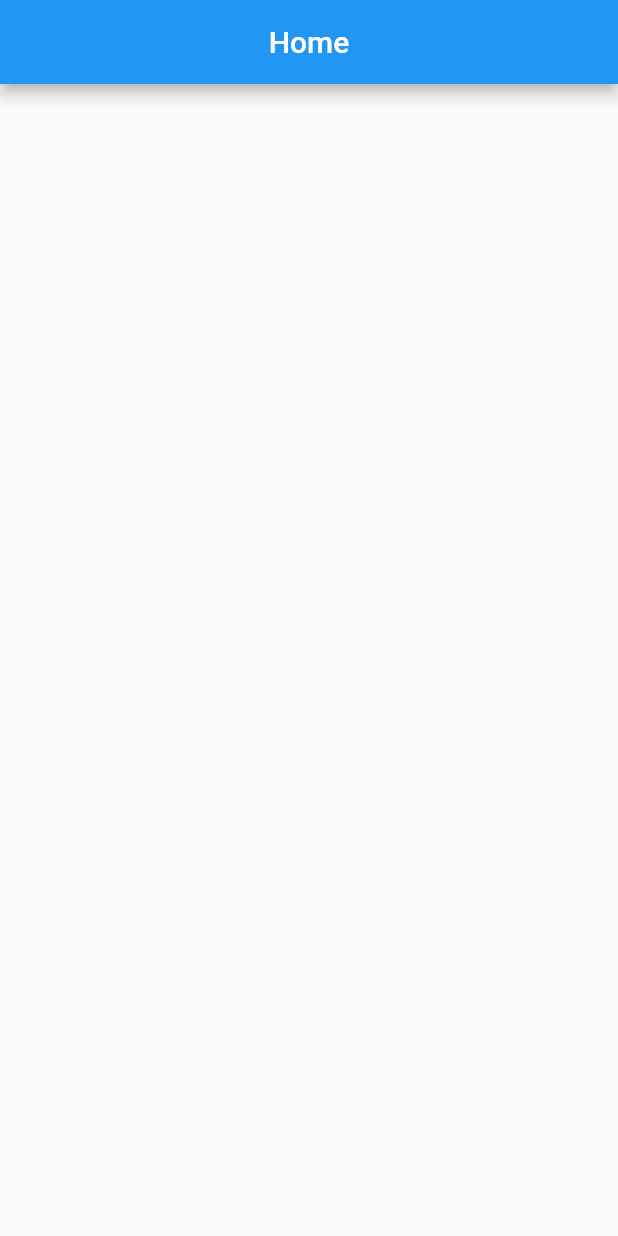
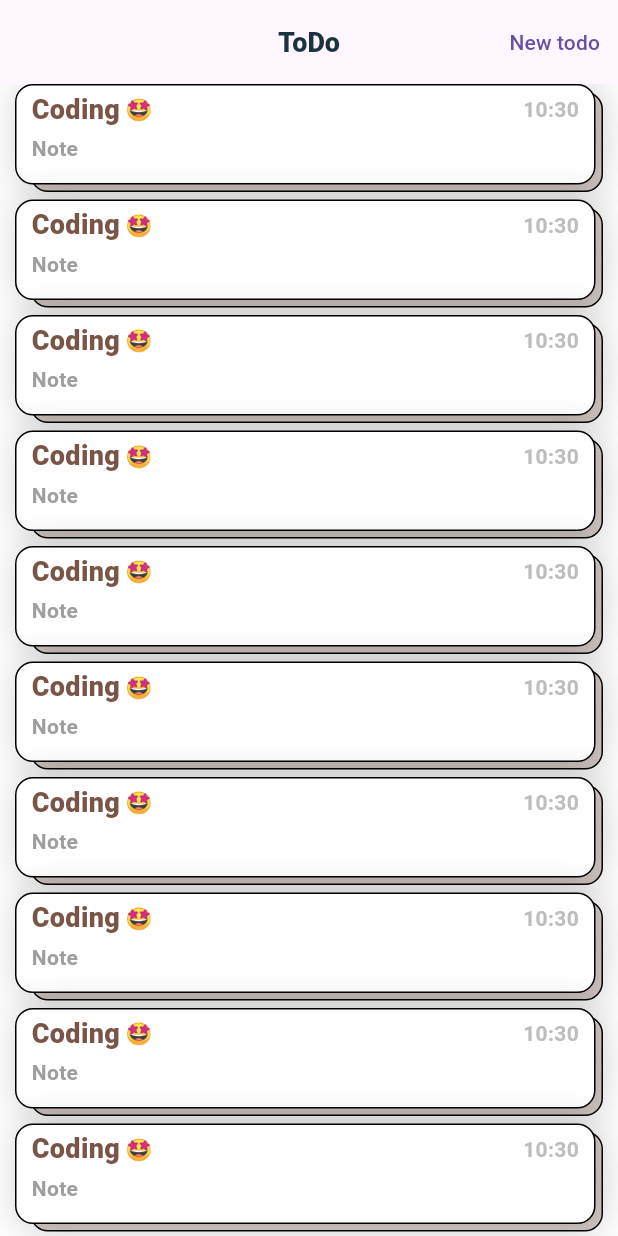
Before and after one commit to Samir-Sattarov/ToDo-List-Flutter, a Flutter app: the screen it shows after launch, on a phone screen of 412 x 824 dp. Run offline on Flutter 3.47's test engine with Material 2 defaults, Android fonts, the phone set to English and light mode, and no system bars; our stand-ins replace google_fonts.

Commit message:
Добавил Home Screen

```diff
--- /dev/null
+++ b/lib/data/entity/todo_entity.dart
@@ -0,0 +1,26 @@
+import 'package:flutter/material.dart';
+
+import '../../presentations/utils/date_time_helper.dart';
+import '../../presentations/utils/duration_helper.dart';
+
+class TodoEntity {
+  final String category;
+  final Duration time;
+  final String note;
+  final DateTime savedTime;
+  final String? emoji;
+  final Color color;
+
+  String get timeFormatter => DurationHelper.format(time);
+
+  String get savedTimeFormatted => DateTimeHelper.format(savedTime);
+
+  TodoEntity({
+    this.emoji,
+    required this.category,
+    required this.time,
+    required this.note,
+    required this.savedTime,
+    required this.color,
+  });
+}
--- a/lib/internal/application.dart
+++ b/lib/internal/application.dart
@@ -1,4 +1,7 @@
+import 'dart:math';
+
 import 'package:flutter/material.dart';
+import 'package:google_fonts/google_fonts.dart';
 
 import '../presentations/screens/home_screen.dart';
 
@@ -8,9 +11,14 @@ class Application extends StatelessWidget {
   @override
   Widget build(BuildContext context) {
     return MaterialApp(
-      title: 'Flutter Demo',
+      title: 'ToDo',
+      debugShowCheckedModeBanner: false,
       theme: ThemeData(
-        primarySwatch: Colors.blue,
+        primarySwatch:
+            Colors.primaries[Random().nextInt(Colors.primaries.length)],
+        textTheme: GoogleFonts.montserratAlternatesTextTheme(),
+        scaffoldBackgroundColor: Colors.white,
+        useMaterial3: true,
       ),
       home: const HomeScreen(),
     );
--- a/lib/main.dart
+++ b/lib/main.dart
@@ -1,7 +1,11 @@
 import 'package:flutter/material.dart';
+import 'package:flutter/services.dart';
 
 import 'internal/application.dart';
 
 void main() {
+  WidgetsFlutterBinding.ensureInitialized();
+  SystemChrome.setPreferredOrientations(
+      [DeviceOrientation.portraitUp, DeviceOrientation.portraitDown]);
   runApp(const Application());
 }
--- a/lib/presentations/screens/home_screen.dart
+++ b/lib/presentations/screens/home_screen.dart
@@ -1,4 +1,8 @@
 import 'package:flutter/material.dart';
+
+import '../../data/entity/todo_entity.dart';
+import '../utils/color_helper.dart';
+import '../widgets/todo_card_widget.dart';
 
 class HomeScreen extends StatelessWidget {
   const HomeScreen({Key? key}) : super(key: key);
@@ -7,11 +11,43 @@ class HomeScreen extends StatelessWidget {
   Widget build(BuildContext context) {
     return Scaffold(
       appBar: AppBar(
-        title: const Text('Home'),
+        title: const Text(
+          'ToDo',
+          style: TextStyle(
+            color: Color(0xff1c323f),
+            fontWeight: FontWeight.w900,
+            fontSize: 18,
+          ),
+        ),
         centerTitle: true,
+        actions: [
+          TextButton(
+            onPressed: () {},
+            child: const Text('New todo'),
+          ),
+        ],
       ),
-      body: Column(
-        children: [],
+      body: SafeArea(
+        child: SingleChildScrollView(
+          child: Column(
+            crossAxisAlignment: CrossAxisAlignment.start,
+            children: [
+              ...List.generate(
+                10,
+                (index) => TodoCardWidget(
+                  entity: TodoEntity(
+                    category: 'Coding',
+                    note: 'Note ',
+                    emoji: '🤩',
+                    savedTime: DateTime.now(),
+                    time: const Duration(minutes: 26, hours: 1),
+                    color: ColorHelper().generateColor(),
+                  ),
+                ),
+              ),
+            ],
+          ),
+        ),
       ),
     );
   }
--- /dev/null
+++ b/lib/presentations/utils/color_helper.dart
@@ -0,0 +1,10 @@
+import 'dart:math';
+import 'dart:ui';
+
+import 'package:flutter/material.dart';
+
+class ColorHelper {
+  Color generateColor() {
+    return Colors.primaries[Random().nextInt(Colors.primaries.length)];
+  }
+}
--- /dev/null
+++ b/lib/presentations/utils/date_time_helper.dart
@@ -0,0 +1,15 @@
+import 'package:intl/intl.dart';
+
+class DateTimeHelper {
+  static String format(DateTime time) {
+    String result = DateFormat('h:mm').format(time);
+    return result;
+  }
+
+  int calculateDifference(DateTime date) {
+    DateTime now = DateTime.now();
+    return DateTime(date.year, date.month, date.day)
+        .difference(DateTime(now.year, now.month, now.day))
+        .inDays;
+  }
+}
--- /dev/null
+++ b/lib/presentations/utils/duration_helper.dart
@@ -0,0 +1,70 @@
+class DurationHelper {
+  static String format(Duration d) {
+    var seconds = d.inSeconds;
+    final days = seconds ~/ Duration.secondsPerDay;
+    seconds -= days * Duration.secondsPerDay;
+    final hours = seconds ~/ Duration.secondsPerHour;
+    seconds -= hours * Duration.secondsPerHour;
+    final minutes = seconds ~/ Duration.secondsPerMinute;
+    seconds -= minutes * Duration.secondsPerMinute;
+
+    final List<String> tokens = [];
+    if (days != 0) {
+      tokens.add('${days}d');
+    }
+    if (tokens.isNotEmpty || hours != 0) {
+      tokens.add('${hours}h');
+    }
+    if (tokens.isNotEmpty || minutes != 0) {
+      tokens.add('${minutes}m');
+    }
+
+    if (seconds != 0) {
+      tokens.add('${seconds}s');
+    }
+
+    return tokens.join(' ');
+  }
+
+  Duration parseDurationFromString(String input) {
+    final parts = input.split(':');
+
+    if (parts.length != 3) throw const FormatException('Invalid time format');
+
+    int days;
+    int hours;
+    int minutes;
+    int seconds;
+    int milliseconds;
+    int microseconds;
+
+    {
+      final p = parts[2].split('.');
+
+      if (p.length != 2) throw const FormatException('Invalid time format');
+
+      final p2 = int.parse(p[1].padRight(6, '0'));
+      microseconds = p2 % 1000;
+      milliseconds = p2 ~/ 1000;
+
+      seconds = int.parse(p[0]);
+    }
+
+    minutes = int.parse(parts[1]);
+
+    {
+      int p = int.parse(parts[0]);
+      hours = p % 24;
+      days = p ~/ 24;
+    }
+
+    return Duration(
+      days: days,
+      hours: hours,
+      minutes: minutes,
+      seconds: seconds,
+      milliseconds: milliseconds,
+      microseconds: microseconds,
+    );
+  }
+}
--- /dev/null
+++ b/lib/presentations/widgets/todo_card_widget.dart
@@ -0,0 +1,122 @@
+import 'package:flutter/material.dart';
+
+import '../../data/entity/todo_entity.dart';
+import '../utils/date_time_helper.dart';
+
+class TodoCardWidget extends StatelessWidget {
+  final TodoEntity entity;
+
+  const TodoCardWidget({
+    Key? key,
+    required this.entity,
+  }) : super(key: key);
+
+  @override
+  Widget build(BuildContext context) {
+    return Stack(
+      children: [
+        Container(
+          margin: const EdgeInsets.only(left: 20, right: 10, bottom: 3, top: 5),
+          padding: const EdgeInsets.symmetric(horizontal: 10, vertical: 3),
+          width: MediaQuery.of(context).size.width,
+          decoration: BoxDecoration(
+            color: entity.color.withOpacity(0.3),
+            borderRadius: BorderRadius.circular(12),
+            border: Border.all(),
+            boxShadow: [
+              BoxShadow(
+                color: Colors.black.withOpacity(0.1),
+                spreadRadius: 2,
+                blurRadius: 20,
+              ),
+            ],
+          ),
+          child: Opacity(
+            opacity: 0,
+            child: AbsorbPointer(
+              child: _body(),
+            ),
+          ),
+        ),
+        Container(
+          margin: const EdgeInsets.only(left: 10, right: 15, bottom: 10),
+          padding: const EdgeInsets.symmetric(horizontal: 10, vertical: 3),
+          width: MediaQuery.of(context).size.width,
+          decoration: BoxDecoration(
+            color: Colors.white,
+            borderRadius: BorderRadius.circular(12),
+            border: Border.all(),
+            boxShadow: [
+              BoxShadow(
+                color: Colors.black.withOpacity(0.1),
+                spreadRadius: 2,
+                blurRadius: 20,
+              ),
+            ],
+          ),
+          child: _body(),
+        ),
+      ],
+    );
+  }
+
+  Widget _body() {
+    return Column(
+      crossAxisAlignment: CrossAxisAlignment.stretch,
+      children: [
+        Column(
+          crossAxisAlignment: CrossAxisAlignment.start,
+          children: [
+            Row(
+              crossAxisAlignment: CrossAxisAlignment.center,
+              children: [
+                Text(
+                  entity.category,
+                  style: TextStyle(
+                    color: entity.color,
+                    fontWeight: FontWeight.w900,
+                    fontSize: 18,
+                  ),
+                ),
+                Text(
+                  " ${entity.emoji.toString()}",
+                ),
+                const Spacer(),
+                DateTimeHelper().calculateDifference(entity.savedTime) != 0
+                    ? Text(
+                        'Days Ago ${DateTimeHelper().calculateDifference(entity.savedTime).toString()}',
+                        style: TextStyle(
+                            color: Colors.grey.shade400,
+                            fontWeight: FontWeight.w700,
+                            fontSize: 14),
+                      )
+                    : const SizedBox(),
+                Text(
+                  entity.savedTimeFormatted,
+                  style: TextStyle(
+                    color: Colors.grey.shade400,
+                    fontWeight: FontWeight.w700,
+                    fontSize: 14,
+                  ),
+                ),
+              ],
+            ),
+            const SizedBox(height: 3),
+            Text(
+              entity.note,
+              maxLines: 5,
+              overflow: TextOverflow.ellipsis,
+              softWrap: true,
+              style: const TextStyle(
+                color: Colors.grey,
+                fontWeight: FontWeight.w700,
+                fontSize: 14,
+              ),
+            ),
+            const SizedBox(height: 10),
+          ],
+        ),
+      ],
+    );
+  }
+}
--- a/pubspec.yaml
+++ b/pubspec.yaml
@@ -36,6 +36,8 @@ dependencies:
   # The following adds the Cupertino Icons font to your application.
   # Use with the CupertinoIcons class for iOS style icons.
   cupertino_icons: ^1.0.2
+  google_fonts: ^3.0.1
+  intl: ^0.17.0
 
 dev_dependencies:
   flutter_test:
```
Also changed, not shown: pubspec.lock.
